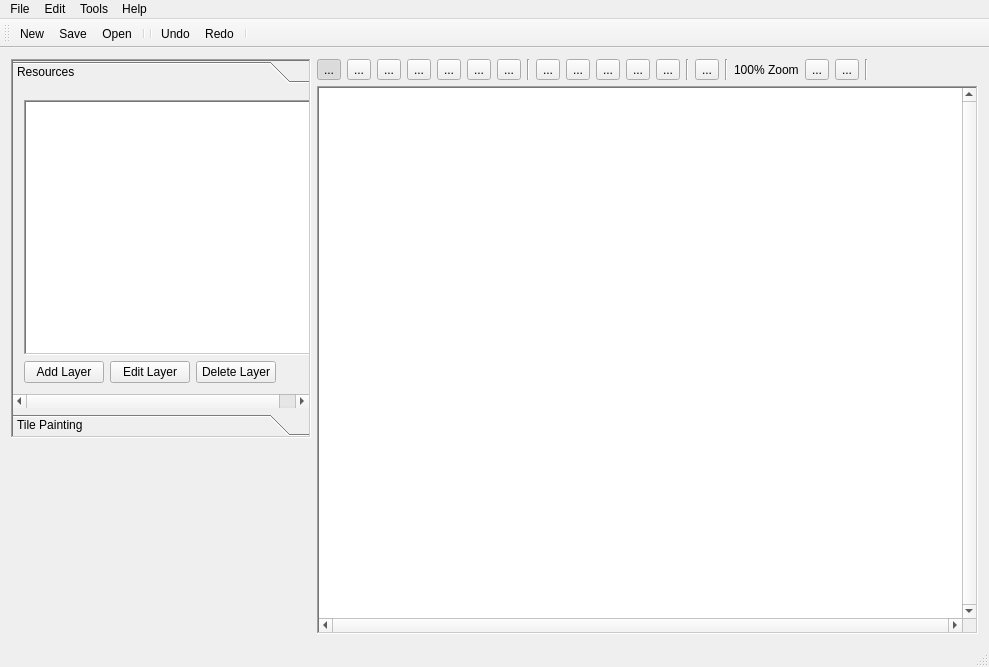
The window that MainWindow.ui (Preece/TGL) describes before a commit, drawn with Qt 5.
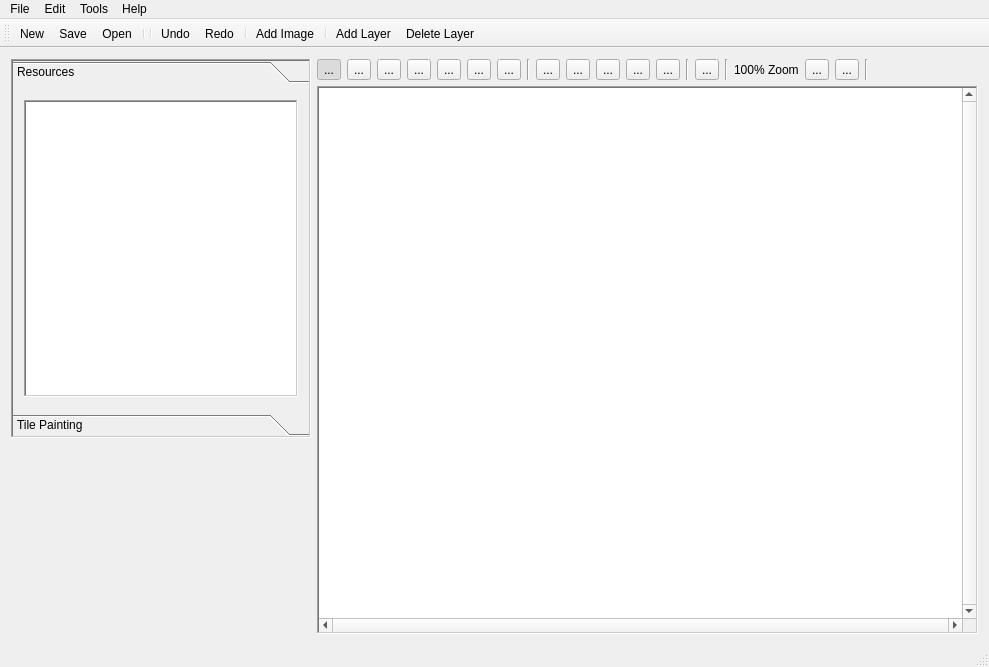
The same window after the commit. The open tabs and pages were chosen to show the change. Icons and pictures are not drawn. Custom widgets are drawn as their Qt base class.

Commit message: Fully removed the resource tab

Patch:
```diff
--- a/MainWindow.ui
+++ b/MainWindow.ui
@@ -50,15 +50,15 @@
          <enum>QFrame::Sunken</enum>
         </property>
         <property name="currentIndex">
-         <number>0</number>
+         <number>1</number>
         </property>
         <widget class="QWidget" name="page">
          <property name="geometry">
           <rect>
            <x>0</x>
            <y>0</y>
-           <width>320</width>
-           <height>296</height>
+           <width>296</width>
+           <height>313</height>
           </rect>
          </property>
          <attribute name="icon">
@@ -117,77 +117,6 @@
             </column>
            </widget>
           </item>
-          <item>
-           <layout class="QHBoxLayout" name="horizontalLayout_2">
-            <item>
-             <widget class="QPushButton" name="addLayerButton">
-              <property name="sizePolicy">
-               <sizepolicy hsizetype="Preferred" vsizetype="Fixed">
-                <horstretch>0</horstretch>
-                <verstretch>0</verstretch>
-               </sizepolicy>
-              </property>
-              <property name="text">
-               <string>Add Layer</string>
-              </property>
-              <property name="icon">
-               <iconset resource="Icons.qrc">
-                <normaloff>:/Icons/Icons/addvalue.png</normaloff>:/Icons/Icons/addvalue.png</iconset>
-              </property>
-             </widget>
-            </item>
-            <item>
-             <widget class="QPushButton" name="editLayerButton">
-              <property name="sizePolicy">
-               <sizepolicy hsizetype="Preferred" vsizetype="Fixed">
-                <horstretch>0</horstretch>
-                <verstretch>0</verstretch>
-               </sizepolicy>
-              </property>
-              <property name="text">
-               <string>Edit Layer</string>
-              </property>
-              <property name="icon">
-               <iconset resource="Icons.qrc">
-                <normaloff>:/Icons/Icons/pencil.png</normaloff>:/Icons/Icons/pencil.png</iconset>
-              </property>
-             </widget>
-            </item>
-            <item>
-             <widget class="QPushButton" name="deleteLayerButton">
-              <property name="sizePolicy">
-               <sizepolicy hsizetype="Preferred" vsizetype="Fixed">
-                <horstretch>0</horstretch>
-                <verstretch>0</verstretch>
-               </sizepolicy>
-              </property>
-              <property name="text">
-               <string>Delete Layer</string>
-              </property>
-              <property name="icon">
-               <iconset resource="Icons.qrc">
-                <normaloff>:/Icons/Icons/removevalue.png</normaloff>:/Icons/Icons/removevalue.png</iconset>
-              </property>
-             </widget>
-            </item>
-            <item>
-             <spacer name="horizontalSpacer_2">
-              <property name="orientation">
-               <enum>Qt::Horizontal</enum>
-              </property>
-              <property name="sizeType">
-               <enum>QSizePolicy::Minimum</enum>
-              </property>
-              <property name="sizeHint" stdset="0">
-               <size>
-                <width>40</width>
-                <height>20</height>
-               </size>
-              </property>
-             </spacer>
-            </item>
-           </layout>
-          </item>
          </layout>
         </widget>
         <widget class="QWidget" name="page_2">
@@ -196,7 +125,7 @@
            <x>0</x>
            <y>0</y>
            <width>296</width>
-           <height>316</height>
+           <height>313</height>
           </rect>
          </property>
          <attribute name="icon">
@@ -225,43 +154,6 @@
             </property>
            </widget>
           </item>
-          <item>
-           <widget class="ResourceTab" name="resourceTab">
-            <property name="sizePolicy">
-             <sizepolicy hsizetype="Preferred" vsizetype="Preferred">
-              <horstretch>0</horstretch>
-              <verstretch>3</verstretch>
-             </sizepolicy>
-            </property>
-            <property name="minimumSize">
-             <size>
-              <width>150</width>
-              <height>0</height>
-             </size>
-            </property>
-            <property name="maximumSize">
-             <size>
-              <width>16777215</width>
-              <height>16777215</height>
-             </size>
-            </property>
-            <property name="tabPosition">
-             <enum>QTabWidget::North</enum>
-            </property>
-            <property name="tabShape">
-             <enum>QTabWidget::Triangular</enum>
-            </property>
-            <property name="currentIndex">
-             <number>-1</number>
-            </property>
-            <property name="elideMode">
-             <enum>Qt::ElideNone</enum>
-            </property>
-            <property name="usesScrollButtons">
-             <bool>true</bool>
-            </property>
-           </widget>
-          </item>
           <item>
            <widget class="BrushPropertiesWidget" name="brushProperties">
             <property name="sizePolicy">
@@ -754,6 +646,10 @@
    <addaction name="actionUndo"/>
    <addaction name="actionRedo"/>
    <addaction name="separator"/>
+   <addaction name="actionAdd_Image"/>
+   <addaction name="separator"/>
+   <addaction name="actionAdd_Layer"/>
+   <addaction name="actionDelete_Layer"/>
   </widget>
   <widget class="QStatusBar" name="statusBar"/>
   <action name="actionNew">
@@ -848,15 +744,41 @@
     <string>Edit Brushes</string>
    </property>
   </action>
+  <action name="actionAdd_Image">
+   <property name="text">
+    <string>Add Image</string>
+   </property>
+   <property name="toolTip">
+    <string>Add a new image</string>
+   </property>
+  </action>
+  <action name="actionAdd_Layer">
+   <property name="text">
+    <string>Add Layer</string>
+   </property>
+   <property name="toolTip">
+    <string>Add a new layer</string>
+   </property>
+  </action>
+  <action name="actionDelete_Layer">
+   <property name="text">
+    <string>Delete Layer</string>
+   </property>
+   <property name="toolTip">
+    <string>Delete selected layer</string>
+   </property>
+  </action>
+  <action name="actionEdit_Layer">
+   <property name="text">
+    <string>Edit Layer</string>
+   </property>
+   <property name="toolTip">
+    <string>Edit the selected layer</string>
+   </property>
+  </action>
  </widget>
  <layoutdefault spacing="6" margin="11"/>
  <customwidgets>
-  <customwidget>
-   <class>ResourceTab</class>
-   <extends>QTabWidget</extends>
-   <header>ResourceTab/ResourceTab.h</header>
-   <container>1</container>
-  </customwidget>
   <customwidget>
    <class>BrushPropertiesWidget</class>
    <extends>QFrame</extends>
```
The commit also changes 5 other files.
